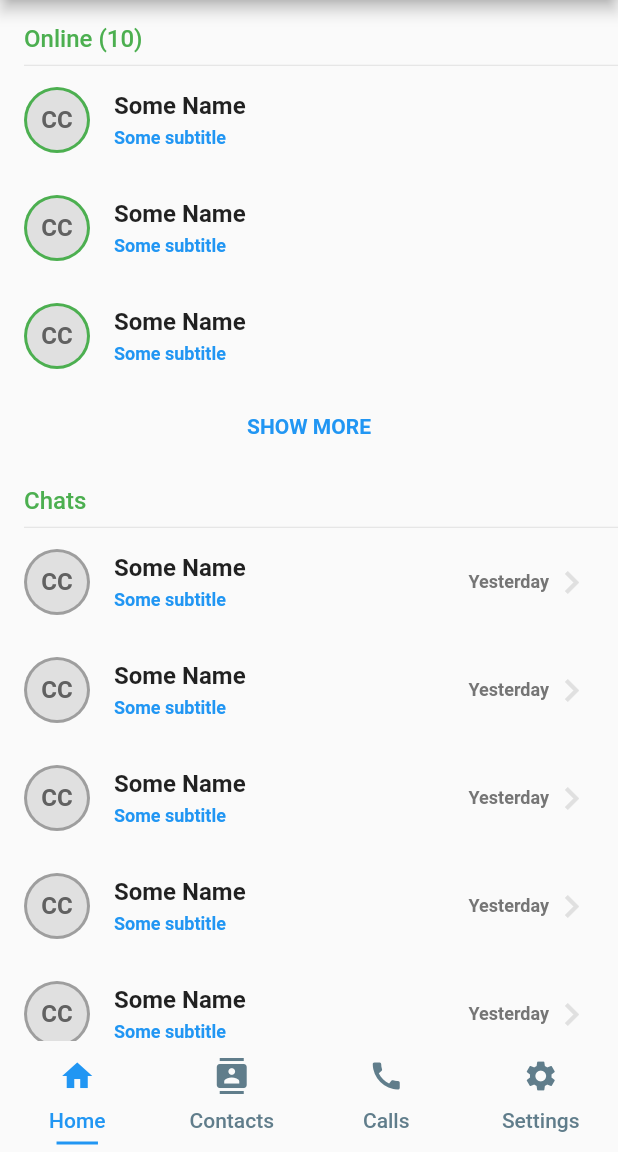
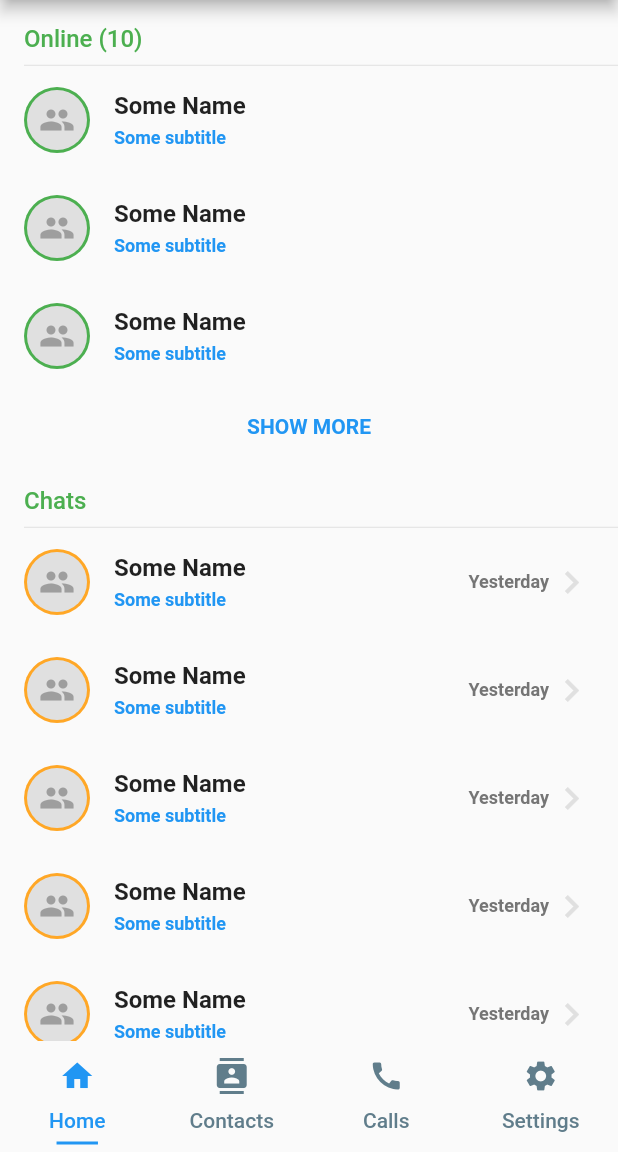
Before and after one commit to francisceioseph/msn-2019-edition, a Flutter app: the screen it shows after launch, on a phone screen of 412 x 824 dp, the part 84-1236 px from its top. Run offline on Flutter 3.47's test engine with Material 2 defaults, Android fonts, the phone set to English and light mode, and no system bars.

Commit message:
Create component abstraction for status avatar

```diff
--- /dev/null
+++ b/lib/src/constants.dart
@@ -0,0 +1,13 @@
+import 'package:flutter/material.dart';
+
+const kOnlineStatus = 'online';
+const kOfflineStatus = 'offline';
+const kBusyStatus = 'busy';
+const kAwayStatus = 'away';
+const kInvisibleStatus = 'invisible';
+
+const kOnlineStatusColor = Colors.green;
+const kOfflineStatusColor = Colors.grey;
+const kBusyStatusColor = Color(0xffd32f2f);
+const kAwayStatusColor = Color(0xffffa726);
+const kInvisibleStatusColor = Color(0xffbdbdbd);
--- a/lib/src/widgets/main_page/contact_tile.dart
+++ b/lib/src/widgets/main_page/contact_tile.dart
@@ -1,5 +1,6 @@
 import 'package:flutter/material.dart';
-import 'package:messanger/src/widgets/circle_container.dart';
+import 'package:messanger/src/constants.dart';
+import 'package:messanger/src/widgets/status_avatar.dart';
 
 class ContactListTile extends StatelessWidget {
   @override
@@ -7,17 +8,8 @@ class ContactListTile extends StatelessWidget {
     return Container(
       margin: EdgeInsets.only(top: 16),
       child: ListTile(
-        leading: CircleContainer(
-          child: CircleAvatar(
-            backgroundColor: Colors.grey[300],
-            child: Text(
-              'CC',
-              style: TextStyle(
-                fontWeight: FontWeight.bold,
-                color: Colors.grey[700],
-              ),
-            ),
-          ),
+        leading: StatusAvatar(
+          status: kInvisibleStatus,
         ),
         title: Text(
           'Contact Name',
--- a/lib/src/widgets/main_page/conversation_tile.dart
+++ b/lib/src/widgets/main_page/conversation_tile.dart
@@ -1,22 +1,13 @@
 import 'package:flutter/material.dart';
-import 'package:messanger/src/widgets/circle_container.dart';
+import 'package:messanger/src/constants.dart';
+import 'package:messanger/src/widgets/status_avatar.dart';
 
 class ConversationTile extends StatelessWidget {
   @override
   Widget build(BuildContext context) {
     return ListTile(
-      leading: CircleContainer(
-        child: CircleAvatar(
-          backgroundColor: Colors.grey[300],
-          child: Text(
-            'CC',
-            style: TextStyle(
-              fontWeight: FontWeight.bold,
-              color: Colors.grey[700],
-            ),
-          ),
-        ),
-        borderColor: Colors.grey[500],
+      leading: StatusAvatar(
+        status: kAwayStatus,
       ),
       title: Text(
         'Some Name',
--- a/lib/src/widgets/main_page/friend_tile.dart
+++ b/lib/src/widgets/main_page/friend_tile.dart
@@ -1,22 +1,13 @@
 import 'package:flutter/material.dart';
-import 'package:messanger/src/widgets/circle_container.dart';
+import 'package:messanger/src/constants.dart';
+import 'package:messanger/src/widgets/status_avatar.dart';
 
 class FriendTile extends StatelessWidget {
   @override
   Widget build(BuildContext context) {
     return ListTile(
-      leading: CircleContainer(
-        child: CircleAvatar(
-          backgroundColor: Colors.grey[300],
-          child: Text(
-            'CC',
-            style: TextStyle(
-              fontWeight: FontWeight.bold,
-              color: Colors.grey[700],
-            ),
-          ),
-        ),
-        borderColor: Colors.green,
+      leading: StatusAvatar(
+        status: kOnlineStatus,
       ),
       title: Text(
         'Some Name',
--- /dev/null
+++ b/lib/src/widgets/status_avatar.dart
@@ -0,0 +1,54 @@
+import 'package:flutter/material.dart';
+import 'package:messanger/src/constants.dart';
+import 'package:messanger/src/widgets/circle_container.dart';
+
+class StatusAvatar extends StatelessWidget {
+  final String imageUrl;
+  final String status;
+
+  StatusAvatar({Key key, this.imageUrl, this.status}) : super(key: key);
+
+  @override
+  Widget build(BuildContext context) {
+    return CircleContainer(
+      child: CircleAvatar(
+        backgroundColor: Colors.grey[300],
+        child: _imageForUrl(),
+      ),
+      borderColor: _borderColorForStatus(),
+    );
+  }
+
+  Color _borderColorForStatus() {
+    switch (this.status) {
+      case kOnlineStatus:
+        return kOnlineStatusColor;
+
+      case kOfflineStatus:
+        return kOfflineStatusColor;
+
+      case kBusyStatus:
+        return kBusyStatusColor;
+
+      case kAwayStatus:
+        return kAwayStatusColor;
+
+      case kInvisibleStatus:
+        return kInvisibleStatusColor;
+
+      default:
+        return Colors.transparent;
+    }
+  }
+
+  Widget _imageForUrl() {
+    if (this.imageUrl != null) {
+      return Image.network(this.imageUrl);
+    }
+
+    return Icon(
+      Icons.people,
+      color: Colors.grey,
+    );
+  }
+}
```
